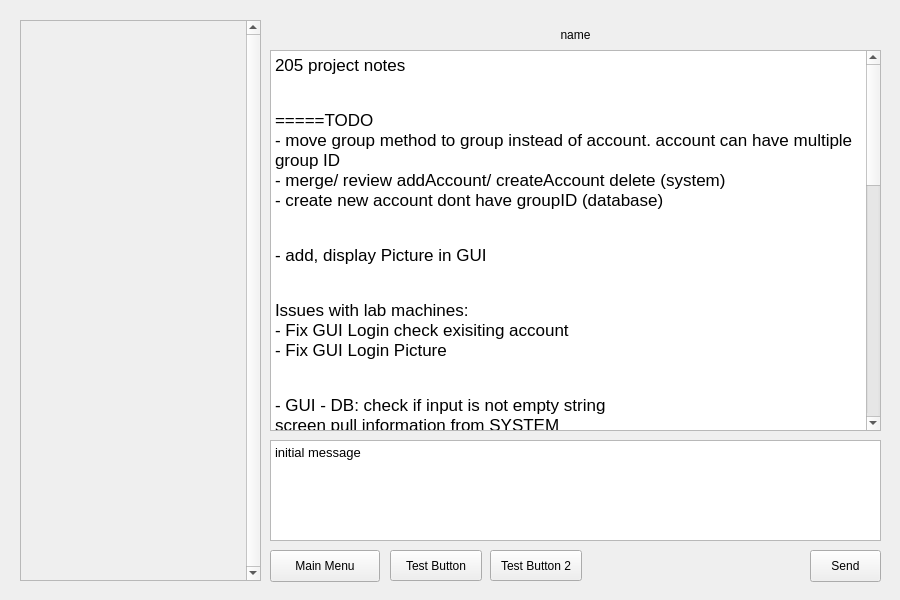
First picture: the form in GUI/chatgui.ui, repository thanhmvu/RocketRapport, before the edit.
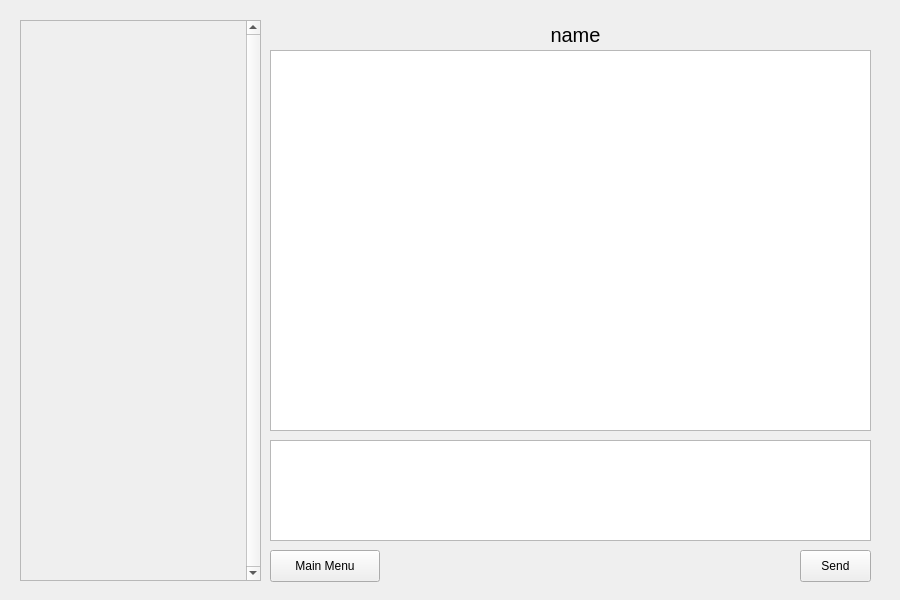
Second picture: the form after the edit.

Diff of the .ui file:
```diff
--- a/GUI/chatgui.ui
+++ b/GUI/chatgui.ui
@@ -69,7 +69,7 @@
     <rect>
      <x>270</x>
      <y>440</y>
-     <width>611</width>
+     <width>601</width>
      <height>101</height>
     </rect>
    </property>
@@ -78,13 +78,13 @@
 &lt;html&gt;&lt;head&gt;&lt;meta name=&quot;qrichtext&quot; content=&quot;1&quot; /&gt;&lt;style type=&quot;text/css&quot;&gt;
 p, li { white-space: pre-wrap; }
 &lt;/style&gt;&lt;/head&gt;&lt;body style=&quot; font-family:'Sans'; font-size:10pt; font-weight:400; font-style:normal;&quot;&gt;
-&lt;p style=&quot; margin-top:0px; margin-bottom:0px; margin-left:0px; margin-right:0px; -qt-block-indent:0; text-indent:0px;&quot;&gt;initial message&lt;/p&gt;&lt;/body&gt;&lt;/html&gt;</string>
+&lt;p style=&quot;-qt-paragraph-type:empty; margin-top:0px; margin-bottom:0px; margin-left:0px; margin-right:0px; -qt-block-indent:0; text-indent:0px;&quot;&gt;&lt;br /&gt;&lt;/p&gt;&lt;/body&gt;&lt;/html&gt;</string>
    </property>
   </widget>
   <widget class="QPushButton" name="pushButton_send_mess">
    <property name="geometry">
     <rect>
-     <x>810</x>
+     <x>800</x>
      <y>550</y>
      <width>71</width>
      <height>32</height>
@@ -111,7 +111,7 @@
     <rect>
      <x>270</x>
      <y>50</y>
-     <width>611</width>
+     <width>601</width>
      <height>381</height>
     </rect>
    </property>
@@ -120,76 +120,7 @@
 &lt;html&gt;&lt;head&gt;&lt;meta name=&quot;qrichtext&quot; content=&quot;1&quot; /&gt;&lt;style type=&quot;text/css&quot;&gt;
 p, li { white-space: pre-wrap; }
 &lt;/style&gt;&lt;/head&gt;&lt;body style=&quot; font-family:'Sans'; font-size:10pt; font-weight:400; font-style:normal;&quot;&gt;
-&lt;p style=&quot; margin-top:0px; margin-bottom:0px; margin-left:0px; margin-right:0px; -qt-block-indent:0; text-indent:0px;&quot;&gt;&lt;span style=&quot; font-family:'Helvetica'; font-size:13pt;&quot;&gt;205 project notes&lt;/span&gt;&lt;/p&gt;
-&lt;p style=&quot; margin-top:0px; margin-bottom:0px; margin-left:0px; margin-right:0px; -qt-block-indent:0; text-indent:0px;&quot;&gt;&lt;span style=&quot; font-family:'Helvetica'; font-size:13pt;&quot;&gt;&lt;br /&gt;&lt;/span&gt;&lt;/p&gt;
-&lt;p style=&quot; margin-top:0px; margin-bottom:0px; margin-left:0px; margin-right:0px; -qt-block-indent:0; text-indent:0px;&quot;&gt;&lt;span style=&quot; font-family:'Helvetica'; font-size:13pt;&quot;&gt;=====TODO&lt;/span&gt;&lt;/p&gt;
-&lt;p style=&quot; margin-top:0px; margin-bottom:0px; margin-left:0px; margin-right:0px; -qt-block-indent:0; text-indent:0px;&quot;&gt;&lt;span style=&quot; font-family:'Helvetica'; font-size:13pt;&quot;&gt;- move group method to group instead of account. account can have multiple group ID&lt;/span&gt;&lt;/p&gt;
-&lt;p style=&quot; margin-top:0px; margin-bottom:0px; margin-left:0px; margin-right:0px; -qt-block-indent:0; text-indent:0px;&quot;&gt;&lt;span style=&quot; font-family:'Helvetica'; font-size:13pt;&quot;&gt;- merge/ review addAccount/ createAccount delete (system)&lt;/span&gt;&lt;/p&gt;
-&lt;p style=&quot; margin-top:0px; margin-bottom:0px; margin-left:0px; margin-right:0px; -qt-block-indent:0; text-indent:0px;&quot;&gt;&lt;span style=&quot; font-family:'Helvetica'; font-size:13pt;&quot;&gt;- create new account dont have groupID (database)&lt;/span&gt;&lt;/p&gt;
-&lt;p style=&quot; margin-top:0px; margin-bottom:0px; margin-left:0px; margin-right:0px; -qt-block-indent:0; text-indent:0px;&quot;&gt;&lt;span style=&quot; font-family:'Helvetica'; font-size:13pt;&quot;&gt;&lt;br /&gt;&lt;/span&gt;&lt;/p&gt;
-&lt;p style=&quot; margin-top:0px; margin-bottom:0px; margin-left:0px; margin-right:0px; -qt-block-indent:0; text-indent:0px;&quot;&gt;&lt;span style=&quot; font-family:'Helvetica'; font-size:13pt;&quot;&gt;- add, display Picture in GUI&lt;/span&gt;&lt;/p&gt;
-&lt;p style=&quot; margin-top:0px; margin-bottom:0px; margin-left:0px; margin-right:0px; -qt-block-indent:0; text-indent:0px;&quot;&gt;&lt;span style=&quot; font-family:'Helvetica'; font-size:13pt;&quot;&gt;&lt;br /&gt;&lt;/span&gt;&lt;/p&gt;
-&lt;p style=&quot; margin-top:0px; margin-bottom:0px; margin-left:0px; margin-right:0px; -qt-block-indent:0; text-indent:0px;&quot;&gt;&lt;span style=&quot; font-family:'Helvetica'; font-size:13pt;&quot;&gt;Issues with lab machines:&lt;/span&gt;&lt;/p&gt;
-&lt;p style=&quot; margin-top:0px; margin-bottom:0px; margin-left:0px; margin-right:0px; -qt-block-indent:0; text-indent:0px;&quot;&gt;&lt;span style=&quot; font-family:'Helvetica'; font-size:13pt;&quot;&gt;- Fix GUI Login check exisiting account&lt;/span&gt;&lt;/p&gt;
-&lt;p style=&quot; margin-top:0px; margin-bottom:0px; margin-left:0px; margin-right:0px; -qt-block-indent:0; text-indent:0px;&quot;&gt;&lt;span style=&quot; font-family:'Helvetica'; font-size:13pt;&quot;&gt;- Fix GUI Login Picture&lt;/span&gt;&lt;/p&gt;
-&lt;p style=&quot; margin-top:0px; margin-bottom:0px; margin-left:0px; margin-right:0px; -qt-block-indent:0; text-indent:0px;&quot;&gt;&lt;span style=&quot; font-family:'Helvetica'; font-size:13pt;&quot;&gt;&lt;br /&gt;&lt;/span&gt;&lt;/p&gt;
-&lt;p style=&quot; margin-top:0px; margin-bottom:0px; margin-left:0px; margin-right:0px; -qt-block-indent:0; text-indent:0px;&quot;&gt;&lt;span style=&quot; font-family:'Helvetica'; font-size:13pt;&quot;&gt;- GUI - DB: check if input is not empty string&lt;/span&gt;&lt;/p&gt;
-&lt;p style=&quot; margin-top:0px; margin-bottom:0px; margin-left:0px; margin-right:0px; -qt-block-indent:0; text-indent:0px;&quot;&gt;&lt;span style=&quot; font-family:'Helvetica'; font-size:13pt;&quot;&gt;screen pull information from SYSTEM&lt;/span&gt;&lt;/p&gt;
-&lt;p style=&quot; margin-top:0px; margin-bottom:0px; margin-left:0px; margin-right:0px; -qt-block-indent:0; text-indent:0px;&quot;&gt;&lt;span style=&quot; font-family:'Helvetica'; font-size:13pt;&quot;&gt;=====FOR LATER&lt;/span&gt;&lt;/p&gt;
-&lt;p style=&quot; margin-top:0px; margin-bottom:0px; margin-left:0px; margin-right:0px; -qt-block-indent:0; text-indent:0px;&quot;&gt;&lt;span style=&quot; font-family:'Helvetica'; font-size:13pt;&quot;&gt;- Put database outside the tree dir&lt;/span&gt;&lt;/p&gt;
-&lt;p style=&quot; margin-top:0px; margin-bottom:0px; margin-left:0px; margin-right:0px; -qt-block-indent:0; text-indent:0px;&quot;&gt;&lt;span style=&quot; font-family:'Helvetica'; font-size:13pt;&quot;&gt;- Need to documents for presentation &lt;/span&gt;&lt;/p&gt;
-&lt;p style=&quot; margin-top:0px; margin-bottom:0px; margin-left:0px; margin-right:0px; -qt-block-indent:0; text-indent:0px;&quot;&gt;&lt;span style=&quot; font-family:'Helvetica'; font-size:13pt;&quot;&gt;- How to distribute (to pfaffmann) ?&lt;/span&gt;&lt;/p&gt;
-&lt;p style=&quot; margin-top:0px; margin-bottom:0px; margin-left:0px; margin-right:0px; -qt-block-indent:0; text-indent:0px;&quot;&gt;&lt;span style=&quot; font-family:'Helvetica'; font-size:13pt;&quot;&gt;- Have a readme file for instruction on how to run the program&lt;/span&gt;&lt;/p&gt;
-&lt;p style=&quot; margin-top:0px; margin-bottom:0px; margin-left:0px; margin-right:0px; -qt-block-indent:0; text-indent:0px;&quot;&gt;&lt;span style=&quot; font-family:'Helvetica'; font-size:13pt;&quot;&gt;&lt;br /&gt;&lt;/span&gt;&lt;/p&gt;
-&lt;p style=&quot; margin-top:0px; margin-bottom:0px; margin-left:0px; margin-right:0px; -qt-block-indent:0; text-indent:0px;&quot;&gt;&lt;span style=&quot; font-family:'Helvetica'; font-size:13pt;&quot;&gt;&lt;br /&gt;&lt;/span&gt;&lt;/p&gt;
-&lt;p style=&quot; margin-top:0px; margin-bottom:0px; margin-left:0px; margin-right:0px; -qt-block-indent:0; text-indent:0px;&quot;&gt;&lt;span style=&quot; font-family:'Helvetica'; font-size:13pt;&quot;&gt;&lt;br /&gt;&lt;/span&gt;&lt;/p&gt;
-&lt;p style=&quot; margin-top:0px; margin-bottom:0px; margin-left:0px; margin-right:0px; -qt-block-indent:0; text-indent:0px;&quot;&gt;&lt;span style=&quot; font-family:'Helvetica'; font-size:13pt;&quot;&gt;=====PRESENTATION: 20m&lt;/span&gt;&lt;/p&gt;
-&lt;p style=&quot; margin-top:0px; margin-bottom:0px; margin-left:0px; margin-right:0px; -qt-block-indent:0; text-indent:0px;&quot;&gt;&lt;span style=&quot; font-family:'Helvetica'; font-size:13pt;&quot;&gt;- audience: technical, high level, alumni&lt;/span&gt;&lt;/p&gt;
-&lt;p style=&quot; margin-top:0px; margin-bottom:0px; margin-left:0px; margin-right:0px; -qt-block-indent:0; text-indent:0px;&quot;&gt;&lt;span style=&quot; font-family:'Helvetica'; font-size:13pt;&quot;&gt;- make sure demo work&lt;/span&gt;&lt;/p&gt;
-&lt;p style=&quot; margin-top:0px; margin-bottom:0px; margin-left:0px; margin-right:0px; -qt-block-indent:0; text-indent:0px;&quot;&gt;&lt;span style=&quot; font-family:'Helvetica'; font-size:13pt;&quot;&gt;- Create a script of sorts for our presentation&lt;/span&gt;&lt;/p&gt;
-&lt;p style=&quot; margin-top:0px; margin-bottom:0px; margin-left:0px; margin-right:0px; -qt-block-indent:0; text-indent:0px;&quot;&gt;&lt;span style=&quot; font-family:'Helvetica'; font-size:13pt;&quot;&gt;- outline:&lt;/span&gt;&lt;/p&gt;
-&lt;p style=&quot; margin-top:0px; margin-bottom:0px; margin-left:0px; margin-right:0px; -qt-block-indent:0; text-indent:0px;&quot;&gt;&lt;span style=&quot; font-family:'Helvetica'; font-size:13pt;&quot;&gt;p1: Intro - 2,3m&lt;/span&gt;&lt;/p&gt;
-&lt;p style=&quot; margin-top:0px; margin-bottom:0px; margin-left:0px; margin-right:0px; -qt-block-indent:0; text-indent:0px;&quot;&gt;&lt;span style=&quot; font-family:'Helvetica'; font-size:13pt;&quot;&gt;+ intro us: team name, members&lt;/span&gt;&lt;/p&gt;
-&lt;p style=&quot; margin-top:0px; margin-bottom:0px; margin-left:0px; margin-right:0px; -qt-block-indent:0; text-indent:0px;&quot;&gt;&lt;span style=&quot; font-family:'Helvetica'; font-size:13pt;&quot;&gt;+ aim of the project: &lt;/span&gt;&lt;/p&gt;
-&lt;p style=&quot; margin-top:0px; margin-bottom:0px; margin-left:0px; margin-right:0px; -qt-block-indent:0; text-indent:0px;&quot;&gt;&lt;span style=&quot; font-family:'Helvetica'; font-size:13pt;&quot;&gt;&lt;br /&gt;&lt;/span&gt;&lt;/p&gt;
-&lt;p style=&quot; margin-top:0px; margin-bottom:0px; margin-left:0px; margin-right:0px; -qt-block-indent:0; text-indent:0px;&quot;&gt;&lt;span style=&quot; font-family:'Helvetica'; font-size:13pt;&quot;&gt;p2: Design (MVC, class structure, ) - 4,5m&lt;/span&gt;&lt;/p&gt;
-&lt;p style=&quot; margin-top:0px; margin-bottom:0px; margin-left:0px; margin-right:0px; -qt-block-indent:0; text-indent:0px;&quot;&gt;&lt;span style=&quot; font-family:'Helvetica'; font-size:13pt;&quot;&gt;+ MVC&lt;/span&gt;&lt;/p&gt;
-&lt;p style=&quot; margin-top:0px; margin-bottom:0px; margin-left:0px; margin-right:0px; -qt-block-indent:0; text-indent:0px;&quot;&gt;&lt;span style=&quot; font-family:'Helvetica'; font-size:13pt;&quot;&gt;+ Class Structure&lt;/span&gt;&lt;/p&gt;
-&lt;p style=&quot; margin-top:0px; margin-bottom:0px; margin-left:0px; margin-right:0px; -qt-block-indent:0; text-indent:0px;&quot;&gt;&lt;span style=&quot; font-family:'Helvetica'; font-size:13pt;&quot;&gt;&lt;br /&gt;&lt;/span&gt;&lt;/p&gt;
-&lt;p style=&quot; margin-top:0px; margin-bottom:0px; margin-left:0px; margin-right:0px; -qt-block-indent:0; text-indent:0px;&quot;&gt;&lt;span style=&quot; font-family:'Helvetica'; font-size:13pt;&quot;&gt;p3: Demo (from diff users prospective) - 10,12m&lt;/span&gt;&lt;/p&gt;
-&lt;p style=&quot; margin-top:0px; margin-bottom:0px; margin-left:0px; margin-right:0px; -qt-block-indent:0; text-indent:0px;&quot;&gt;&lt;span style=&quot; font-family:'Helvetica'; font-size:13pt;&quot;&gt;+&lt;/span&gt;&lt;/p&gt;
-&lt;p style=&quot; margin-top:0px; margin-bottom:0px; margin-left:0px; margin-right:0px; -qt-block-indent:0; text-indent:0px;&quot;&gt;&lt;span style=&quot; font-family:'Helvetica'; font-size:13pt;&quot;&gt;+&lt;/span&gt;&lt;/p&gt;
-&lt;p style=&quot; margin-top:0px; margin-bottom:0px; margin-left:0px; margin-right:0px; -qt-block-indent:0; text-indent:0px;&quot;&gt;&lt;span style=&quot; font-family:'Helvetica'; font-size:13pt;&quot;&gt;&lt;br /&gt;&lt;/span&gt;&lt;/p&gt;
-&lt;p style=&quot; margin-top:0px; margin-bottom:0px; margin-left:0px; margin-right:0px; -qt-block-indent:0; text-indent:0px;&quot;&gt;&lt;span style=&quot; font-family:'Helvetica'; font-size:13pt;&quot;&gt;p4: Q&amp;amp;A (optional) - 2m&lt;/span&gt;&lt;/p&gt;
-&lt;p style=&quot; margin-top:0px; margin-bottom:0px; margin-left:0px; margin-right:0px; -qt-block-indent:0; text-indent:0px;&quot;&gt;&lt;span style=&quot; font-family:'Helvetica'; font-size:13pt;&quot;&gt;&lt;br /&gt;&lt;/span&gt;&lt;/p&gt;
-&lt;p style=&quot; margin-top:0px; margin-bottom:0px; margin-left:0px; margin-right:0px; -qt-block-indent:0; text-indent:0px;&quot;&gt;&lt;span style=&quot; font-family:'Helvetica'; font-size:13pt;&quot;&gt;&lt;br /&gt;&lt;/span&gt;&lt;/p&gt;
-&lt;p style=&quot; margin-top:0px; margin-bottom:0px; margin-left:0px; margin-right:0px; -qt-block-indent:0; text-indent:0px;&quot;&gt;&lt;span style=&quot; font-family:'Helvetica'; font-size:13pt;&quot;&gt;&lt;br /&gt;&lt;/span&gt;&lt;/p&gt;&lt;/body&gt;&lt;/html&gt;</string>
-   </property>
-  </widget>
-  <widget class="QPushButton" name="testButton">
-   <property name="geometry">
-    <rect>
-     <x>390</x>
-     <y>550</y>
-     <width>92</width>
-     <height>31</height>
-    </rect>
-   </property>
-   <property name="text">
-    <string>Test Button</string>
-   </property>
-  </widget>
-  <widget class="QPushButton" name="testButton_2">
-   <property name="geometry">
-    <rect>
-     <x>490</x>
-     <y>550</y>
-     <width>92</width>
-     <height>31</height>
-    </rect>
-   </property>
-   <property name="text">
-    <string>Test Button 2</string>
+&lt;p style=&quot;-qt-paragraph-type:empty; margin-top:0px; margin-bottom:0px; margin-left:0px; margin-right:0px; -qt-block-indent:0; text-indent:0px;&quot;&gt;&lt;br /&gt;&lt;/p&gt;&lt;/body&gt;&lt;/html&gt;</string>
    </property>
   </widget>
   <widget class="QLabel" name="name_tag">
@@ -201,6 +132,11 @@
      <height>21</height>
     </rect>
    </property>
+   <property name="font">
+    <font>
+     <pointsize>15</pointsize>
+    </font>
+   </property>
    <property name="text">
     <string>name</string>
    </property>
```
